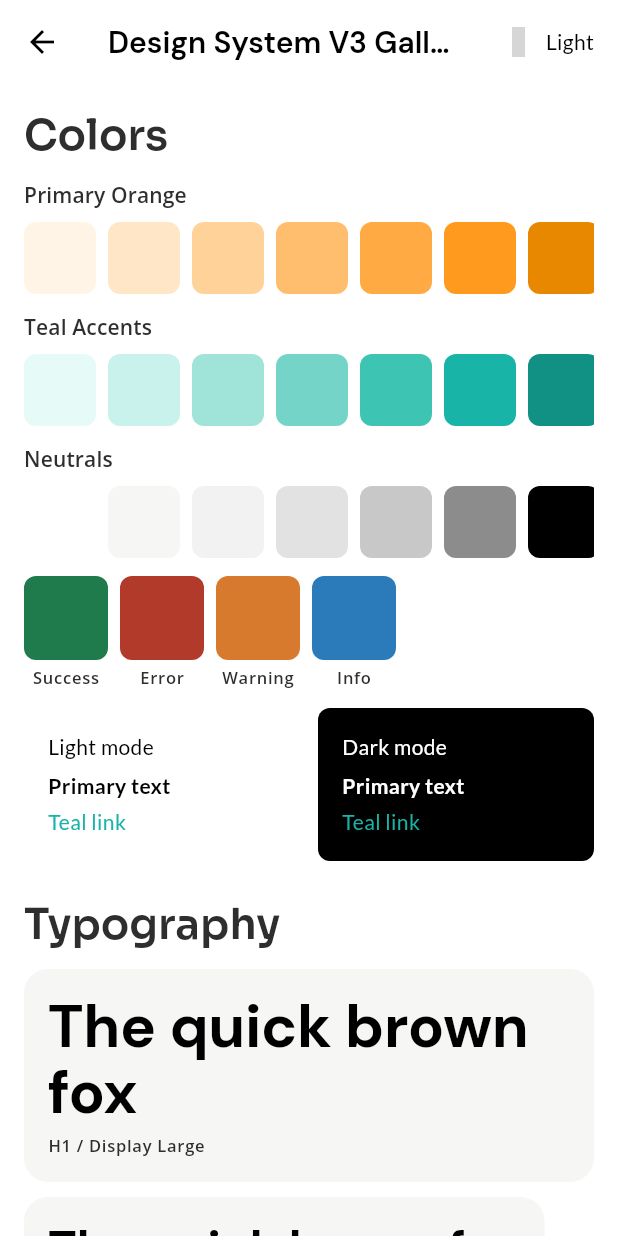
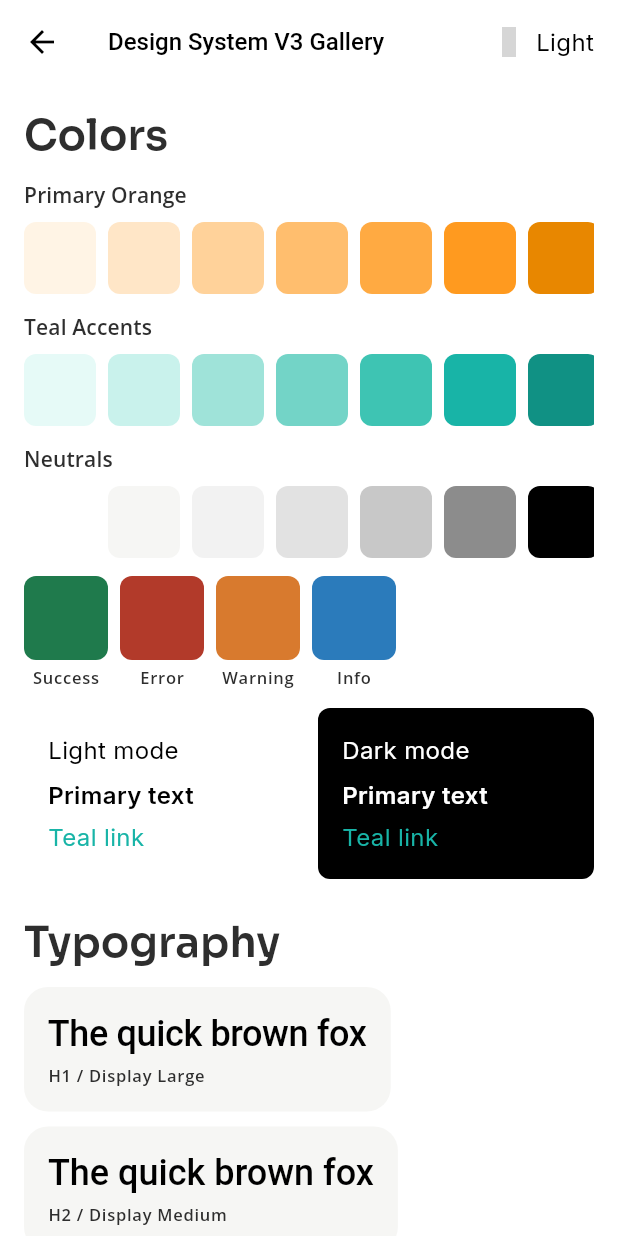
Before and after one commit to FRodman19/mobile-ui, a Flutter app: the DesignSystemV3GalleryScreen screen opened directly, on a phone screen of 412 x 824 dp. Run offline on Flutter 3.47's test engine with Material 3 defaults, Android fonts, the phone set to English and light mode, and no system bars; our stand-ins replace flutter_animate, flutter_svg, google_fonts, iconsax; grey boxes are pictures that could not be loaded.

Commit message:
feat: Simplify V3 typography and add reusable components
Typography Updates:
- Changed from DM Sans/Lato to Roboto (headings) and Inter (body/labels)
- Simplified font sizes to multiples of 8: 24px and 16px only
- Reduced font weights from w600/w700 to w500/w400 for cleaner look
- Improved line height for better readability (1.5 for body text)

New Reusable Components:
- Created DSV3IconContainer - reusable colored icon background component
- Created DSV3Chip - reusable filter/selection chip component
- Both components respect theme system for automatic updates

Homepage Improvements:
- Replaced gradient Container with simple colored Container (no gradient)
- Removed all font weight overrides (w600, w700, bold)
- Replaced custom icon containers with DSV3IconContainer
- Now fully respects theme typography - changes cascade automatically
- Cleaner, more maintainable code using design system components

Brand Icons:
- Added TikTok and Facebook SVG brand icons to assets
- Integrated flutter_svg package for SVG support
- Created "Brand Icons" showcase section in design gallery
- Demonstrates how to use custom brand icons with flutter_svg

Design Gallery Updates:
- Updated chip examples to work with new DSV3Chip API
- Added DSV3IconContainer import
- Added comprehensive brand icons section
- Fixed chip showcase to show selected/unselected states

Component Architecture:
- All components now use theme system exclusively
- No hardcoded font sizes or weights in pages
- Typography changes in theme_v3.dart automatically cascade to all components
- Single source of truth for all design decisions

🤖 Generated with [Claude Code](https://claude.com/claude-code)

Co-Authored-By: Claude <noreply@anthropic.com>

```diff
--- a/my_first_app/lib/design_system_v3/theme_v3.dart
+++ b/my_first_app/lib/design_system_v3/theme_v3.dart
@@ -195,76 +195,80 @@ class DSV3Theme {
 
   static TextTheme _textTheme(Color color) {
     return TextTheme(
-      displayLarge: GoogleFonts.dmSans(
-        fontSize: 40,
-        height: 1.1,
-        fontWeight: FontWeight.w700,
+      // Use Roboto for display headings - all 24px (3 × 8)
+      displayLarge: GoogleFonts.roboto(
+        fontSize: 24, // 3 × 8
+        height: 1.2,
+        fontWeight: FontWeight.w500,
         color: color,
       ),
-      displayMedium: GoogleFonts.dmSans(
-        fontSize: 32,
-        height: 1.15,
-        fontWeight: FontWeight.w700,
+      displayMedium: GoogleFonts.roboto(
+        fontSize: 24, // 3 × 8
+        height: 1.2,
+        fontWeight: FontWeight.w500,
         color: color,
       ),
-      displaySmall: GoogleFonts.dmSans(
-        fontSize: 28,
-        height: 1.2,
-        fontWeight: FontWeight.w600,
+      displaySmall: GoogleFonts.roboto(
+        fontSize: 24, // 3 × 8
+        height: 1.3,
+        fontWeight: FontWeight.w500,
         color: color,
       ),
-      headlineLarge: GoogleFonts.dmSans(
-        fontSize: 24,
-        height: 1.25,
-        fontWeight: FontWeight.w600,
+      // Use Roboto for headlines - simple sizing
+      headlineLarge: GoogleFonts.roboto(
+        fontSize: 24, // 3 × 8
+        height: 1.3,
+        fontWeight: FontWeight.w500,
         color: color,
       ),
-      headlineMedium: GoogleFonts.dmSans(
-        fontSize: 20,
+      headlineMedium: GoogleFonts.roboto(
+        fontSize: 16, // 2 × 8
         height: 1.3,
-        fontWeight: FontWeight.w600,
+        fontWeight: FontWeight.w500,
         color: color,
       ),
-      headlineSmall: GoogleFonts.dmSans(
-        fontSize: 18,
+      headlineSmall: GoogleFonts.roboto(
+        fontSize: 16, // 2 × 8
         height: 1.3,
-        fontWeight: FontWeight.w600,
+        fontWeight: FontWeight.w500,
         color: color,
       ),
-      bodyLarge: GoogleFonts.lato(
-        fontSize: 16,
-        height: 1.45,
+      // Use Inter for body text - all 16px (2 × 8)
+      bodyLarge: GoogleFonts.inter(
+        fontSize: 16, // 2 × 8
+        height: 1.5,
         fontWeight: FontWeight.w400,
         color: color,
       ),
-      bodyMedium: GoogleFonts.lato(
-        fontSize: 14,
-        height: 1.4,
+      bodyMedium: GoogleFonts.inter(
+        fontSize: 16, // 2 × 8
+        height: 1.5,
         fontWeight: FontWeight.w400,
         color: color,
       ),
-      bodySmall: GoogleFonts.lato(
-        fontSize: 12,
-        height: 1.35,
+      bodySmall: GoogleFonts.inter(
+        fontSize: 16, // 2 × 8
+        height: 1.5,
         fontWeight: FontWeight.w400,
         color: color,
       ),
-      labelLarge: GoogleFonts.lato(
-        fontSize: 14,
-        height: 1.2,
-        fontWeight: FontWeight.w600,
+      // Use Inter for labels - all 16px (2 × 8)
+      labelLarge: GoogleFonts.inter(
+        fontSize: 16, // 2 × 8
+        height: 1.3,
+        fontWeight: FontWeight.w500,
         color: color,
       ),
-      labelMedium: GoogleFonts.lato(
-        fontSize: 12,
-        height: 1.2,
-        fontWeight: FontWeight.w600,
+      labelMedium: GoogleFonts.inter(
+        fontSize: 16, // 2 × 8
+        height: 1.3,
+        fontWeight: FontWeight.w500,
         color: color,
       ),
-      labelSmall: GoogleFonts.lato(
-        fontSize: 11,
-        height: 1.2,
-        fontWeight: FontWeight.w600,
+      labelSmall: GoogleFonts.inter(
+        fontSize: 16, // 2 × 8
+        height: 1.3,
+        fontWeight: FontWeight.w500,
         color: color,
       ),
     );
--- a/my_first_app/lib/screens/design_system_v3_gallery_screen.dart
+++ b/my_first_app/lib/screens/design_system_v3_gallery_screen.dart
@@ -1,4 +1,5 @@
 import 'package:flutter/material.dart';
+import 'package:flutter_svg/flutter_svg.dart';
 import 'package:iconsax/iconsax.dart';
 
 import '../design_system_v3/animations.dart';
@@ -7,6 +8,7 @@ import '../design_system_v3/buttons.dart';
 import '../design_system_v3/cards.dart';
 import '../design_system_v3/chips.dart';
 import '../design_system_v3/dividers.dart';
+import '../design_system_v3/icon_container.dart';
 import '../design_system_v3/inputs.dart';
 import '../design_system_v3/lists.dart';
 import '../design_system_v3/navigation.dart';
@@ -1013,8 +1015,8 @@ class _DesignSystemV3GalleryScreenState
           spacing: 12,
           runSpacing: 12,
           children: [
-            const DSV3Chip(label: 'Chip'),
-            DSV3Chip(label: 'Removable', onDeleted: () {}),
+            DSV3Chip(label: 'Selected', isSelected: true, onTap: () {}),
+            DSV3Chip(label: 'Unselected', isSelected: false, onTap: () {}),
             const DSV3Badge(label: 'New'),
             const DSV3Badge(label: 'Success', variant: DSV3BadgeVariant.success),
             const DSV3Badge(label: 'Error', variant: DSV3BadgeVariant.error),
@@ -1038,6 +1040,53 @@ class _DesignSystemV3GalleryScreenState
           description: 'Create your first entry to see it here.',
           icon: Iconsax.archive_1,
           action: DSV3Button(label: 'Create', onPressed: () {}),
+        ),
+        const SizedBox(height: DSV3Spacing.xl),
+        Text(
+          'Brand Icons',
+          style: Theme.of(context).textTheme.headlineMedium,
+        ),
+        const SizedBox(height: DSV3Spacing.md),
+        Text(
+          'Social media and brand icons using flutter_svg',
+          style: Theme.of(context).textTheme.bodyMedium?.copyWith(
+                color: Theme.of(context).brightness == Brightness.dark
+                    ? DSV3Colors.neutral300
+                    : DSV3Colors.neutral500,
+              ),
+        ),
+        const SizedBox(height: DSV3Spacing.md),
+        Wrap(
+          spacing: 16,
+          runSpacing: 16,
+          children: [
+            DSV3IconContainer(
+              icon: Icons.tiktok,
+              color: DSV3Colors.black,
+              size: 64,
+              iconSize: 32,
+            ),
+            Container(
+              width: 64,
+              height: 64,
+              padding: const EdgeInsets.all(12),
+              decoration: BoxDecoration(
+                color: DSV3Colors.neutral100,
+                borderRadius: BorderRadius.circular(DSV3Spacing.componentRadius),
+              ),
+              child: SvgPicture.asset('assets/icons/tiktok.svg'),
+            ),
+            Container(
+              width: 64,
+              height: 64,
+              padding: const EdgeInsets.all(12),
+              decoration: BoxDecoration(
+                color: DSV3Colors.neutral100,
+                borderRadius: BorderRadius.circular(DSV3Spacing.componentRadius),
+              ),
+              child: SvgPicture.asset('assets/icons/facebook.svg'),
+            ),
+          ],
         ),
         const SizedBox(height: DSV3Spacing.xl),
       ],
--- a/my_first_app/pubspec.yaml
+++ b/my_first_app/pubspec.yaml
@@ -37,6 +37,7 @@ dependencies:
   google_fonts: ^6.2.1
   flutter_animate: ^4.5.0
   iconsax: ^0.0.8
+  flutter_svg: ^2.0.10+1
 
 dev_dependencies:
   flutter_test:
@@ -61,9 +62,8 @@ flutter:
   uses-material-design: true
 
   # To add assets to your application, add an assets section, like this:
-  # assets:
-  #   - images/a_dot_burr.jpeg
-  #   - images/a_dot_ham.jpeg
+  assets:
+    - assets/icons/
 
   # An image asset can refer to one or more resolution-specific "variants", see
   # https://flutter.dev/to/resolution-aware-images
```
Also changed, not shown: my_first_app/lib/design_system_v3/chips.dart (+30 -26 lines), my_first_app/lib/design_system_v3/icon_container.dart (added, +35 -0 lines), my_first_app/lib/screens/home_dashboard_screen.dart (+8 -42 lines), my_first_app/assets/icons/facebook.svg (added), my_first_app/assets/icons/tiktok.svg (added), my_first_app/pubspec.lock.
